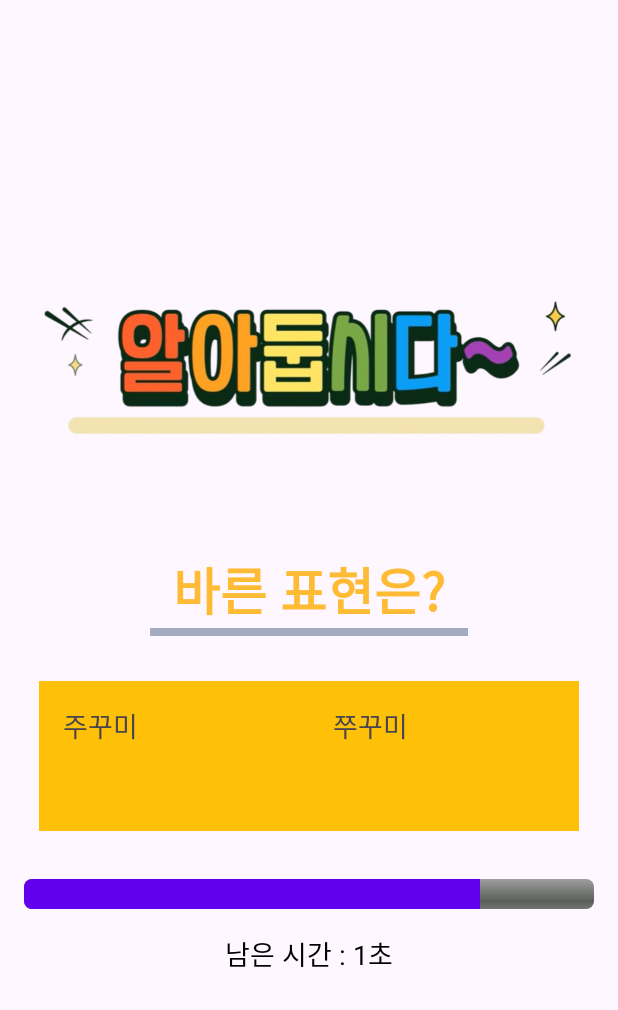
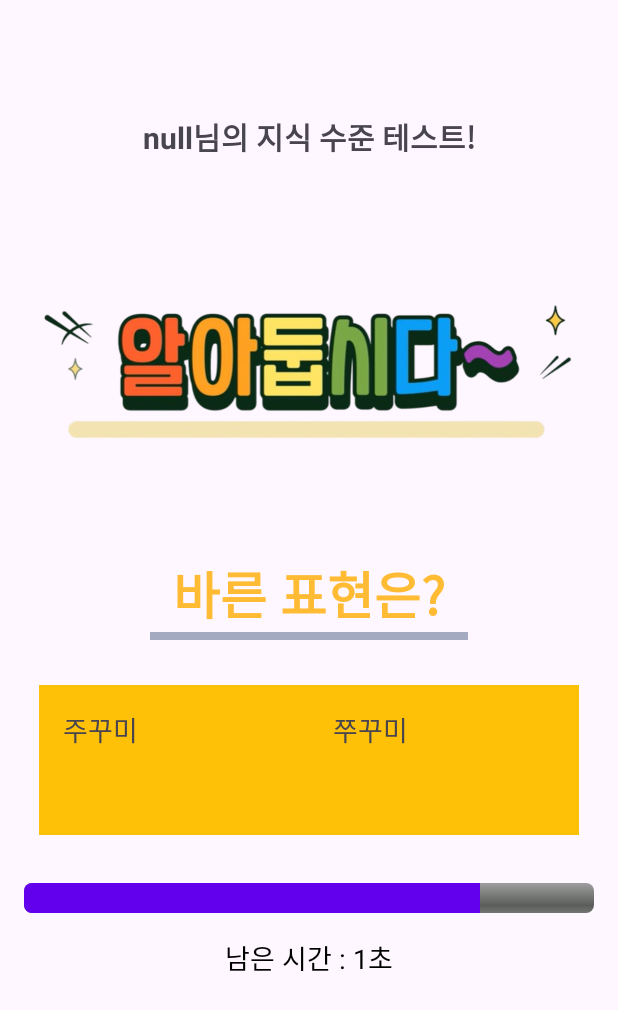
Before and after one commit to N-jongsik/QuizApp, an Android app: the QuizActivity screen opened directly, with no data from a screen before it, after a tap on "주꾸미", on a phone screen of 412 x 824 dp. Shown: the top 1010 px of the screen. Run offline under Robolectric (Android 15) with nearby library versions, the phone set to English and light mode, and no system bars.

Commit message:
main & quiz

```diff
--- a/app/src/main/java/com/example/quizapp/QuizActivity.kt
+++ b/app/src/main/java/com/example/quizapp/QuizActivity.kt
@@ -22,6 +22,11 @@ class QuizActivity : AppCompatActivity() {
     override fun onCreate(savedInstanceState: Bundle?) {
         super.onCreate(savedInstanceState)
         setContentView(R.layout.activity_quiz)
+
+        val nickname = intent.getStringExtra("NICKNAME")
+        val textView3 = findViewById<TextView>(R.id.textView3)
+
+        textView3.text = "${nickname}님의 지식 수준 테스트!"
 
         // XML에서 뷰 가져오기
         progressBar = findViewById(R.id.progressBar)
@@ -68,8 +73,6 @@ class QuizActivity : AppCompatActivity() {
         }
     }
 
-        textView3.text = "${nickname}님의 지식 수준 테스트!"
-
     private fun navigateToMainScreen() {
         val intent = Intent(this, MainActivity::class.java)
         startActivity(intent)
```
